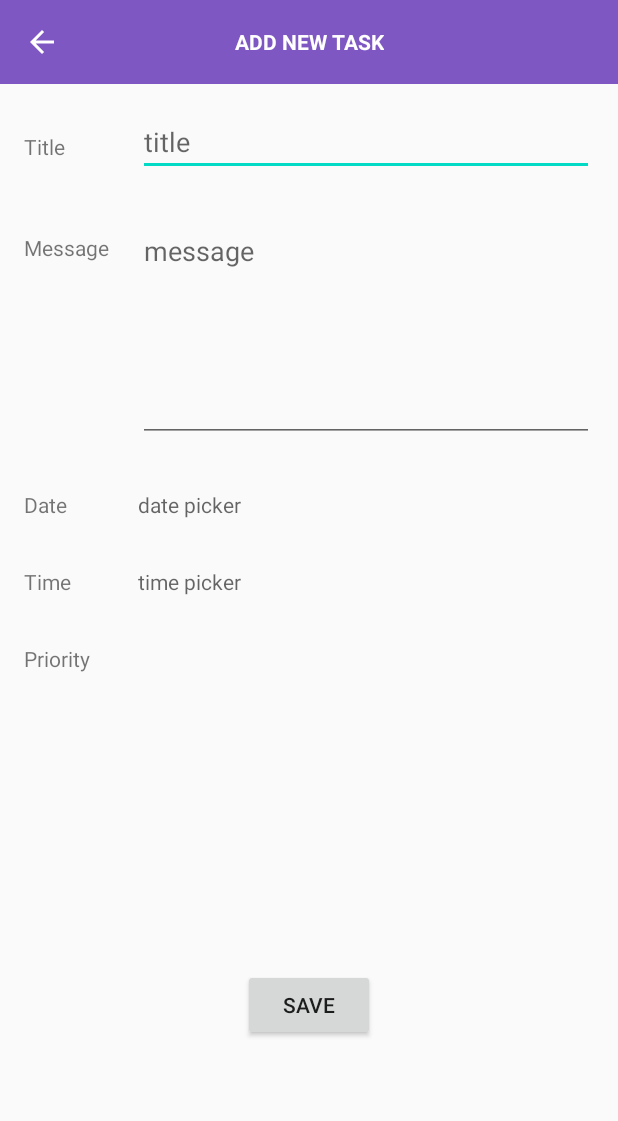
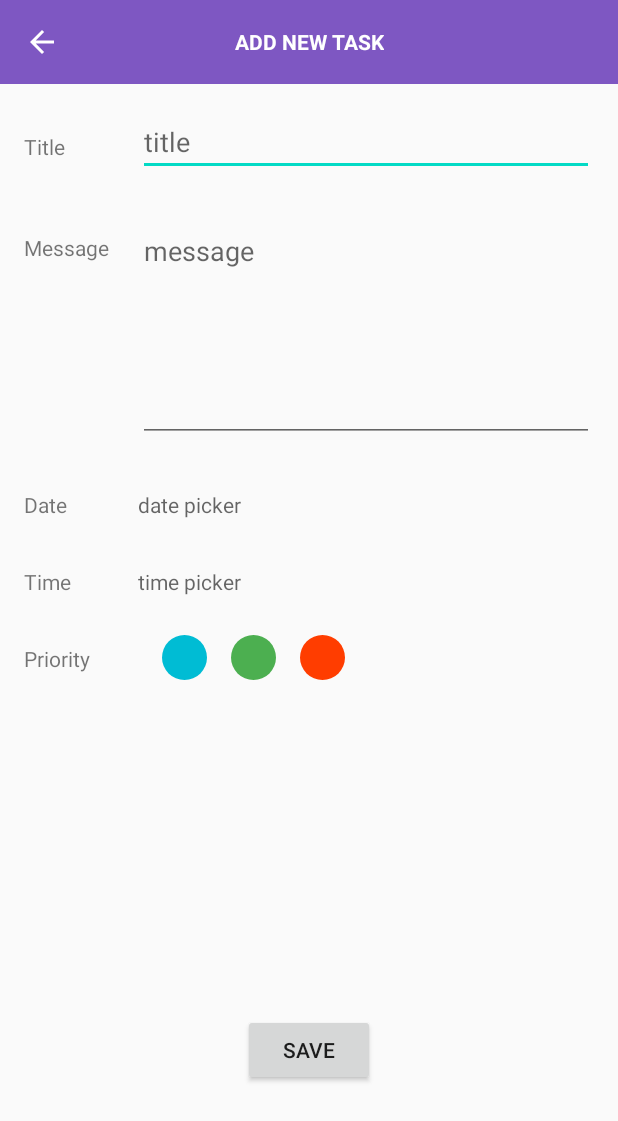
Before and after one commit to bugrayetkinn/TodoApp, an Android app: the TodoAddActivity screen opened directly, with no data from a screen before it, on a phone screen of 412 x 824 dp. Shown: the top 1121 px of the screen. Run offline under Robolectric (Android 15) with nearby library versions, the phone set to English and light mode, and no system bars.

Commit message:
priority status with update database and divider color

```diff
--- /dev/null
+++ b/app/src/main/res/drawable/blue_checkbox.xml
@@ -0,0 +1,12 @@
+<?xml version="1.0" encoding="UTF-8"?>
+<shape xmlns:android="http://schemas.android.com/apk/res/android"
+    android:shape="oval">
+
+    <gradient
+        android:centerColor="#00bcd4"
+        android:endColor="#00bcd4"
+        android:startColor="#00bcd4" />
+    <size
+        android:width="30dp"
+        android:height="30dp" />
+</shape>
--- /dev/null
+++ b/app/src/main/res/drawable/green_checkbox.xml
@@ -0,0 +1,12 @@
+<?xml version="1.0" encoding="UTF-8"?>
+<shape xmlns:android="http://schemas.android.com/apk/res/android"
+    android:shape="oval">
+
+    <gradient
+        android:centerColor="#4caf50"
+        android:endColor="#4caf50"
+        android:startColor="#4caf50" />
+    <size
+        android:width="30dp"
+        android:height="30dp" />
+</shape>
--- /dev/null
+++ b/app/src/main/res/drawable/red_checkbox.xml
@@ -0,0 +1,12 @@
+<?xml version="1.0" encoding="UTF-8"?>
+<shape xmlns:android="http://schemas.android.com/apk/res/android"
+    android:shape="oval">
+
+    <gradient
+        android:centerColor="#ff3d00"
+        android:endColor="#ff3d00"
+        android:startColor="#ff3d00" />
+    <size
+        android:width="30dp"
+        android:height="30dp" />
+</shape>
--- a/app/src/main/res/layout/activity_todo_add.xml
+++ b/app/src/main/res/layout/activity_todo_add.xml
@@ -99,7 +99,7 @@
         android:id="@+id/buttonSave"
         android:layout_width="wrap_content"
         android:layout_height="wrap_content"
-        android:layout_marginBottom="130dp"
+        android:layout_marginBottom="100dp"
         android:text="Save"
         app:layout_constraintBottom_toBottomOf="parent"
         app:layout_constraintEnd_toEndOf="parent"
@@ -140,4 +140,42 @@
         app:layout_constraintStart_toEndOf="@+id/txtTime"
         app:layout_constraintTop_toBottomOf="@+id/txtDatePicker" />
 
+
+    <RadioGroup
+        android:id="@+id/radioGroupCheckbox"
+        android:layout_width="wrap_content"
+        android:layout_height="wrap_content"
+        android:layout_marginStart="16dp"
+        android:layout_marginTop="26dp"
+        android:orientation="horizontal"
+        app:layout_constraintStart_toEndOf="@+id/txtPriority"
+        app:layout_constraintTop_toBottomOf="@+id/txtTimePicker">
+
+        <RadioButton
+            android:id="@+id/checkBoxBlue"
+            android:layout_width="wrap_content"
+            android:layout_height="wrap_content"
+            android:layout_marginStart="16dp"
+            android:button="@drawable/blue_checkbox" />
+
+        <RadioButton
+            android:id="@+id/checkBoxGreen"
+            android:layout_width="wrap_content"
+            android:layout_height="wrap_content"
+            android:layout_marginStart="16dp"
+            android:button="@drawable/green_checkbox"
+            app:layout_constraintStart_toEndOf="@+id/checkBoxBlue"
+            app:layout_constraintTop_toBottomOf="@+id/txtTimePicker" />
+
+        <RadioButton
+            android:id="@+id/checkBoxRed"
+            android:layout_width="wrap_content"
+            android:layout_height="wrap_content"
+            android:layout_marginStart="16dp"
+            android:button="@drawable/red_checkbox"
+            app:layout_constraintStart_toEndOf="@+id/checkBoxGreen"
+            app:layout_constraintTop_toBottomOf="@+id/txtTimePicker" />
+
+    </RadioGroup>
+
 </androidx.constraintlayout.widget.ConstraintLayout>
--- a/app/src/main/res/values/colors.xml
+++ b/app/src/main/res/values/colors.xml
@@ -6,4 +6,7 @@
 
     <color name="colorWhite">#ffffff</color>
     <color name="colorPink">#ef5350</color>
+    <color name="colorBlue">#00bcd4</color>
+    <color name="colorGreen">#4caf50</color>
+    <color name="colorRed">#ff3d00</color>
 </resources>
```
Also changed, not shown: app/src/main/java/com/yetkin/todoapp/TodoAddActivity.kt (+25 -1 lines), app/src/main/java/com/yetkin/todoapp/adapter/TodoAndDoneAdapter.kt (+26 -0 lines), app/src/main/res/layout/activity_main.xml (+4 -4 lines).
